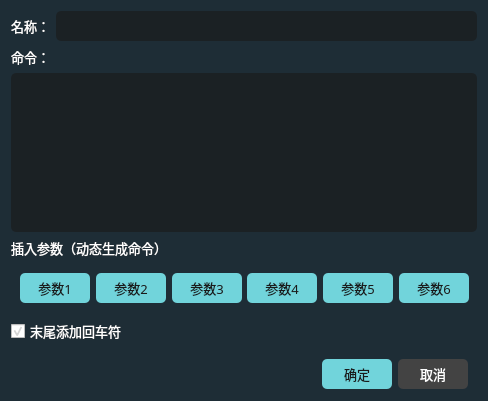
Above: source/addcommondwidget.ui from HuaGouFdog/Fdog-Kit before the change. Below: the same form after it.
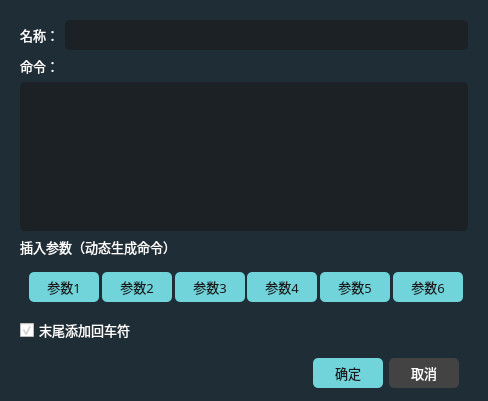
That is the form after the change. Icons and pictures are not drawn.

Diff of the .ui file:
```diff
--- a/source/addcommondwidget.ui
+++ b/source/addcommondwidget.ui
@@ -64,9 +64,10 @@
   </property>
   <layout class="QVBoxLayout" name="verticalLayout_3">
    <item>
+    <widget class="QWidget" name="widget_body" native="true">
     <layout class="QVBoxLayout" name="verticalLayout_2">
      <property name="bottomMargin">
-      <number>0</number>
+       <number>1</number>
      </property>
      <item>
       <widget class="QWidget" name="widget" native="true">
@@ -149,37 +150,18 @@
       </widget>
      </item>
      <item>
-      <widget class="QPlainTextEdit" name="plainTextEdit">
-       <property name="font">
-        <font>
-         <family>OPPOSans B</family>
-         <pointsize>10</pointsize>
-         <stylestrategy>PreferAntialias</stylestrategy>
-        </font>
-       </property>
+       <widget class="QTextEdit" name="textEdit_date">
        <property name="styleSheet">
-        <string notr="true">QPlainTextEdit{
+         <string notr="true">QTextEdit{
 color:#ced4da;
 border-radius: 14px;
 background-color: rgb(25, 25, 25, 155);
 border: 0px solid rgba(255, 255, 255, 0);
 border-radius: 5px;
-padding-left:10px;
-padding-right:10px;
+padding-left:5px;
+padding-right:5px;
 }</string>
        </property>
-       <property name="plainText">
-        <string/>
-       </property>
-       <property name="overwriteMode">
-        <bool>false</bool>
-       </property>
-       <property name="backgroundVisible">
-        <bool>false</bool>
-       </property>
-       <property name="centerOnScroll">
-        <bool>false</bool>
-       </property>
       </widget>
      </item>
      <item>
@@ -474,6 +456,7 @@
       </widget>
      </item>
     </layout>
+    </widget>
    </item>
   </layout>
  </widget>
```
Left out of the diff: 22 changed lines with no effect on the pictures. Lines whose indentation alone changed are shown as unchanged.
